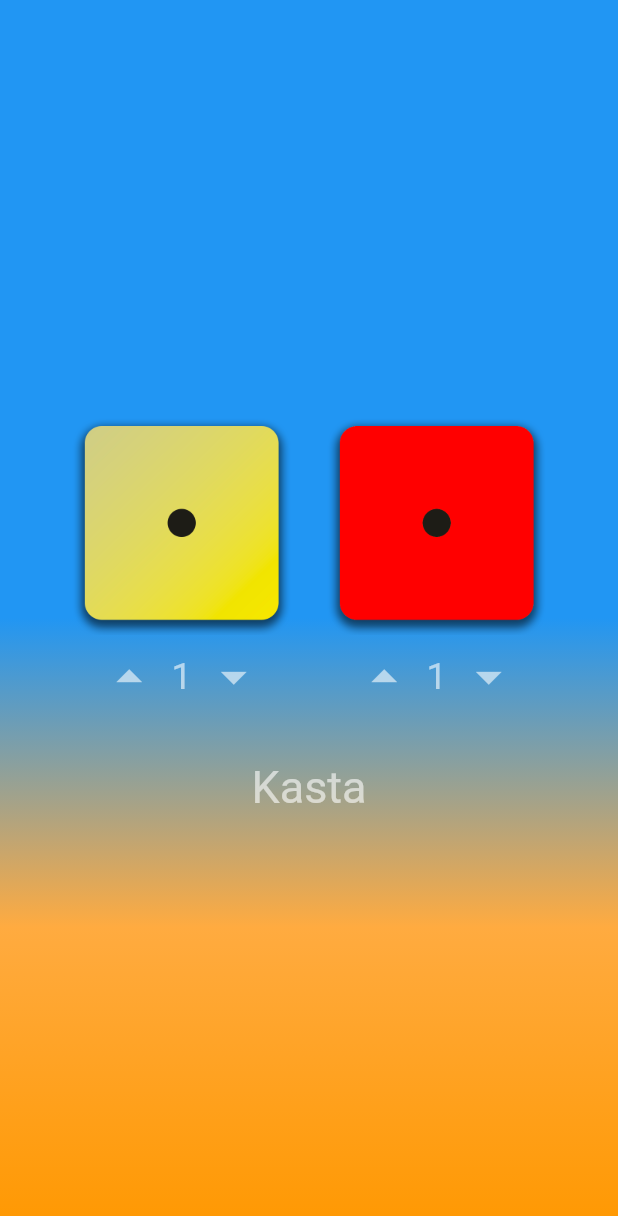
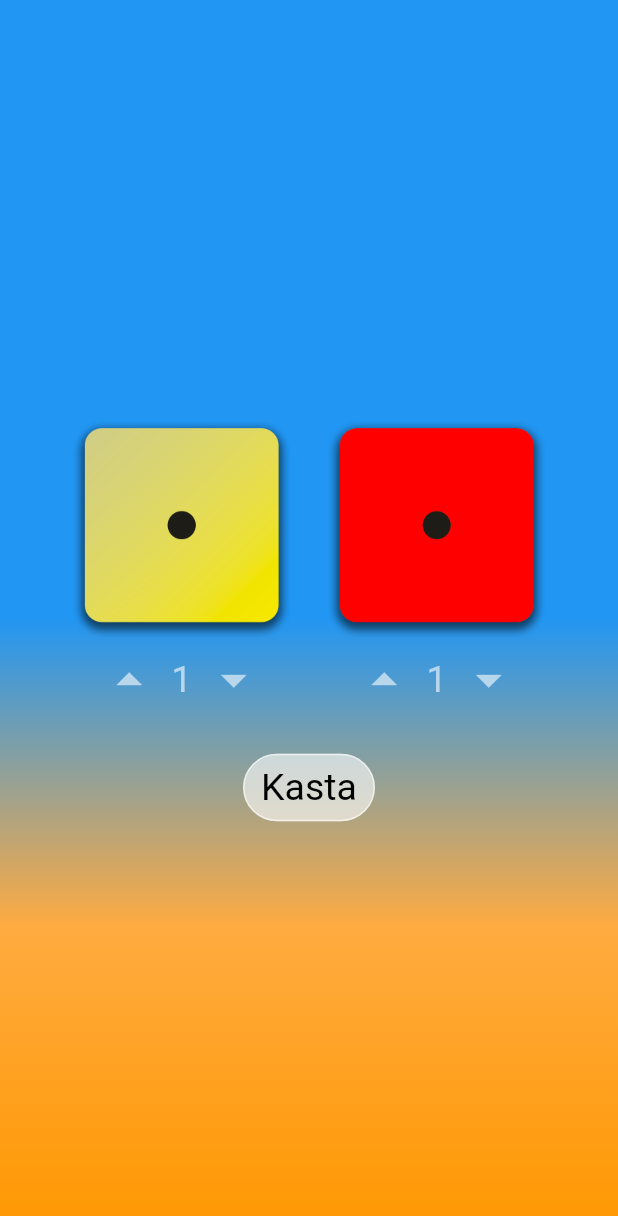
Before and after one commit to TomasGudna/lokaverkntv, a Flutter app: the screen it shows after launch, on a phone screen of 412 x 824 dp. Shown: the top 1216 px of the screen. Run offline on Flutter 3.47's test engine with Material 3 defaults, Android fonts, the phone set to English and light mode, and no system bars.

Commit message:
format
létt format update á diceroll

```diff
--- a/lib/dice_roller.dart
+++ b/lib/dice_roller.dart
@@ -43,7 +43,8 @@ class _DiceRollerState extends State<DiceRoller> {
                           currentDiceRoll = (currentDiceRoll + 1).clamp(1, 6);
                         });
                       },
-                      icon: const Icon(Icons.arrow_drop_up,
+                      icon: const Icon(
+                        Icons.arrow_drop_up,
                         color: Colors.white60,
                         size: 40,
                       ),
@@ -61,7 +62,8 @@ class _DiceRollerState extends State<DiceRoller> {
                           currentDiceRoll = (currentDiceRoll - 1).clamp(1, 6);
                         });
                       },
-                      icon: const Icon(Icons.arrow_drop_down,
+                      icon: const Icon(
+                        Icons.arrow_drop_down,
                         color: Colors.white60,
                         size: 40,
                       ),
@@ -87,7 +89,8 @@ class _DiceRollerState extends State<DiceRoller> {
                           currentDiceRoll2 = (currentDiceRoll2 + 1).clamp(1, 6);
                         });
                       },
-                      icon: const Icon(Icons.arrow_drop_up,
+                      icon: const Icon(
+                        Icons.arrow_drop_up,
                         color: Colors.white60,
                         size: 40,
                       ),
@@ -105,7 +108,8 @@ class _DiceRollerState extends State<DiceRoller> {
                           currentDiceRoll2 = (currentDiceRoll2 - 1).clamp(1, 6);
                         });
                       },
-                      icon: const Icon(Icons.arrow_drop_down,
+                      icon: const Icon(
+                        Icons.arrow_drop_down,
                         color: Colors.white60,
                         size: 40,
                       ),
@@ -122,10 +126,17 @@ class _DiceRollerState extends State<DiceRoller> {
           style: TextButton.styleFrom(
               foregroundColor: Colors.white60,
               textStyle: const TextStyle(
-              fontSize: 30,
+                fontSize: 25,
               ),
+              shape: RoundedRectangleBorder(
+                borderRadius: BorderRadius.circular(40),
+                side: const BorderSide(color: Colors.white60),
               ),
-          child: const Text("Kasta"),
+              backgroundColor: Colors.white60),
+          child: const Text(
+            "Kasta",
+            style: TextStyle(color: Colors.black),
+          ),
         ),
       ],
     );
```
Lines whose indentation alone changed are shown as unchanged.
